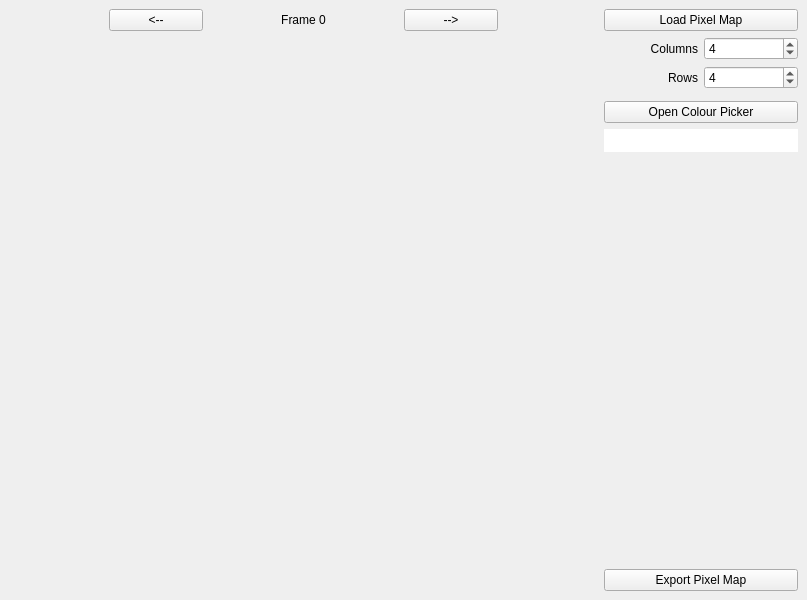
First picture: the form in gui.ui, repository SmTaUcM/Arduino-Animator, before the edit.
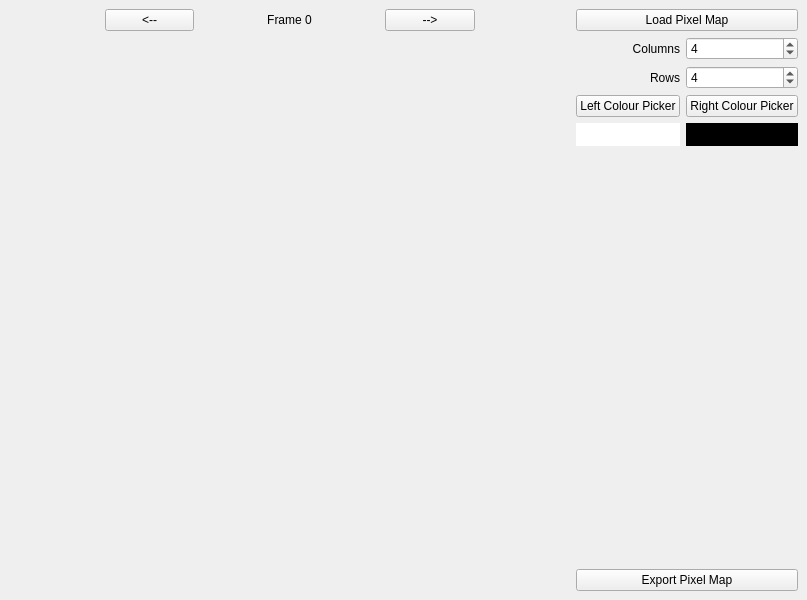
Second picture: the form after the edit. Custom widgets are drawn as their Qt base class.

Commit message: Added right mouse colour functionality

```diff
--- a/gui.ui
+++ b/gui.ui
@@ -15,22 +15,6 @@
   </property>
   <widget class="QWidget" name="centralwidget">
    <layout class="QGridLayout" name="gridLayout">
-    <item row="5" column="6" colspan="2">
-     <widget class="ClickableLabel" name="lbl_currentColour">
-      <property name="minimumSize">
-       <size>
-        <width>0</width>
-        <height>23</height>
-       </size>
-      </property>
-      <property name="styleSheet">
-       <string notr="true">background-color: rgb(255, 255, 255);</string>
-      </property>
-      <property name="text">
-       <string/>
-      </property>
-     </widget>
-    </item>
     <item row="6" column="6">
      <spacer name="verticalSpacer">
       <property name="orientation">
@@ -77,13 +61,6 @@
       </property>
      </widget>
     </item>
-    <item row="4" column="6" colspan="2">
-     <widget class="QPushButton" name="btn_openCP">
-      <property name="text">
-       <string>Open Colour Picker</string>
-      </property>
-     </widget>
-    </item>
     <item row="2" column="6">
      <widget class="QLabel" name="label">
       <property name="text">
@@ -138,6 +115,46 @@
       </property>
      </widget>
     </item>
+    <item row="3" column="7">
+     <widget class="QPushButton" name="btn_openCPRight">
+      <property name="text">
+       <string>Right Colour Picker</string>
+      </property>
+     </widget>
+    </item>
+    <item row="3" column="6">
+     <widget class="QPushButton" name="btn_openCPLeft">
+      <property name="text">
+       <string>Left Colour Picker</string>
+      </property>
+     </widget>
+    </item>
+    <item row="4" column="7">
+     <widget class="QLabel" name="lbl_currentColourRight">
+      <property name="styleSheet">
+       <string notr="true">background-color: rgb(0, 0, 0);</string>
+      </property>
+      <property name="text">
+       <string>TextLabel</string>
+      </property>
+     </widget>
+    </item>
+    <item row="4" column="6">
+     <widget class="ClickableLabel" name="lbl_currentColourLeft">
+      <property name="minimumSize">
+       <size>
+        <width>0</width>
+        <height>23</height>
+       </size>
+      </property>
+      <property name="styleSheet">
+       <string notr="true">background-color: rgb(255, 255, 255);</string>
+      </property>
+      <property name="text">
+       <string/>
+      </property>
+     </widget>
+    </item>
    </layout>
   </widget>
  </widget>
```
The commit also changes 5 other files.
